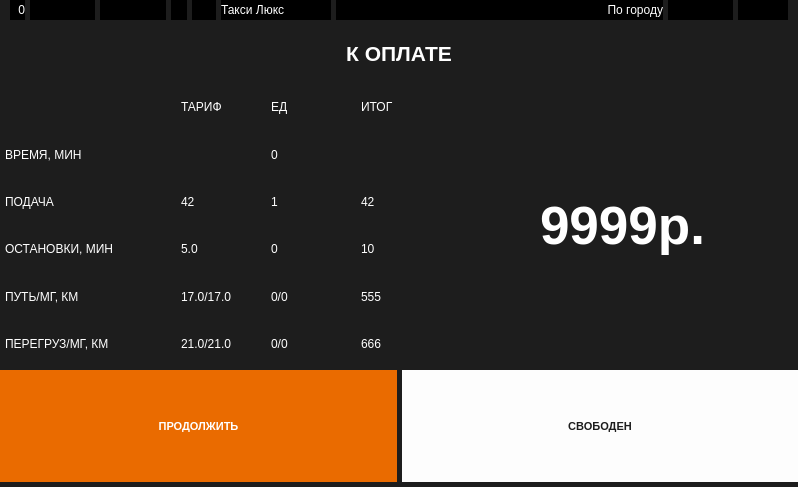
Before: the Qt Designer form indigotaxi.ui in koolkhel/android-indigo-taxi, drawn with Qt 5.
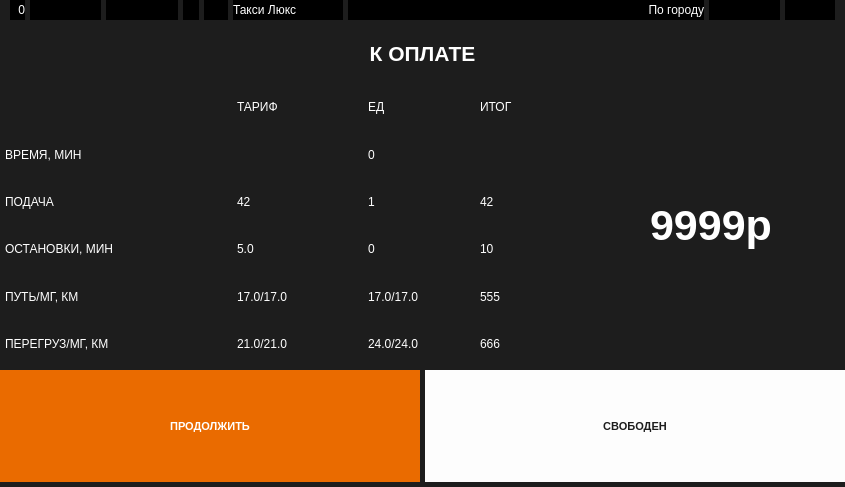
After: the same form once the commit is applied. The open tabs and pages were chosen to show the change. Icons and pictures are not drawn.

```diff
--- a/indigotaxi.ui
+++ b/indigotaxi.ui
@@ -6,7 +6,7 @@
    <rect>
     <x>0</x>
     <y>0</y>
-    <width>798</width>
+    <width>845</width>
     <height>487</height>
    </rect>
   </property>
@@ -1339,14 +1339,17 @@
          </widget>
         </item>
         <item>
-         <layout class="QGridLayout" name="gridLayout_4" rowstretch="1,1,1,1,1,1" columnstretch="2,1,1,1,4">
+         <layout class="QGridLayout" name="gridLayout_4" rowstretch="1,1,1,1,1,1" columnstretch="2,2,1,1,4" columnminimumwidth="230,115,110,100,0">
           <property name="leftMargin">
            <number>5</number>
           </property>
           <property name="rightMargin">
            <number>5</number>
           </property>
-          <property name="spacing">
+          <property name="horizontalSpacing">
+           <number>2</number>
+          </property>
+          <property name="verticalSpacing">
            <number>5</number>
           </property>
           <item row="2" column="2">
@@ -1381,7 +1384,7 @@
            <widget class="QLabel" name="kmgTaxiRateLabel">
             <property name="minimumSize">
              <size>
-              <width>70</width>
+              <width>0</width>
               <height>0</height>
              </size>
             </property>
@@ -1428,7 +1431,7 @@
           <item row="4" column="2">
            <widget class="QLabel" name="finalMileageLabel">
             <property name="text">
-             <string>0/0</string>
+             <string>17.0/17.0</string>
             </property>
            </widget>
           </item>
@@ -1477,7 +1480,7 @@
           <item row="5" column="2">
            <widget class="QLabel" name="finalOverloadLabel">
             <property name="text">
-             <string>0/0</string>
+             <string>24.0/24.0</string>
             </property>
            </widget>
           </item>
@@ -1486,14 +1489,17 @@
             <property name="font">
              <font>
               <family>Segoe UI</family>
-              <pointsize>40</pointsize>
+              <pointsize>32</pointsize>
               <weight>50</weight>
               <italic>false</italic>
               <bold>false</bold>
              </font>
             </property>
             <property name="text">
-             <string>9999р.</string>
+             <string>9999р</string>
+            </property>
+            <property name="scaledContents">
+             <bool>true</bool>
             </property>
             <property name="alignment">
              <set>Qt::AlignCenter</set>
```
Left out of the diff: 7 changed lines with no effect on the pictures.
